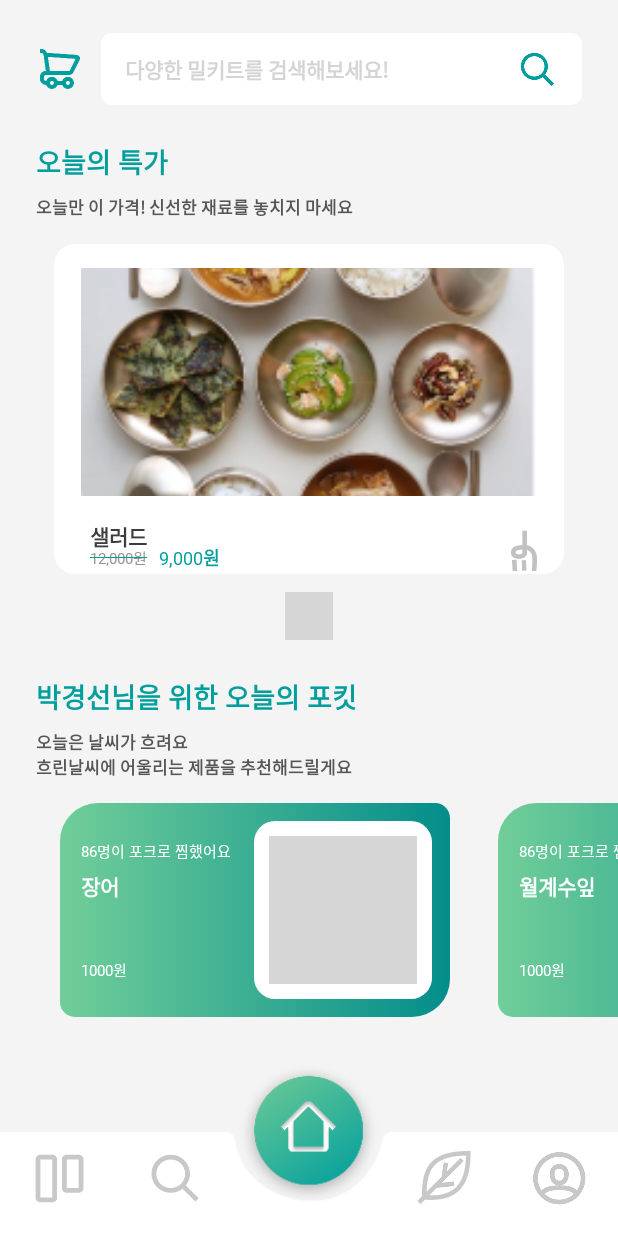
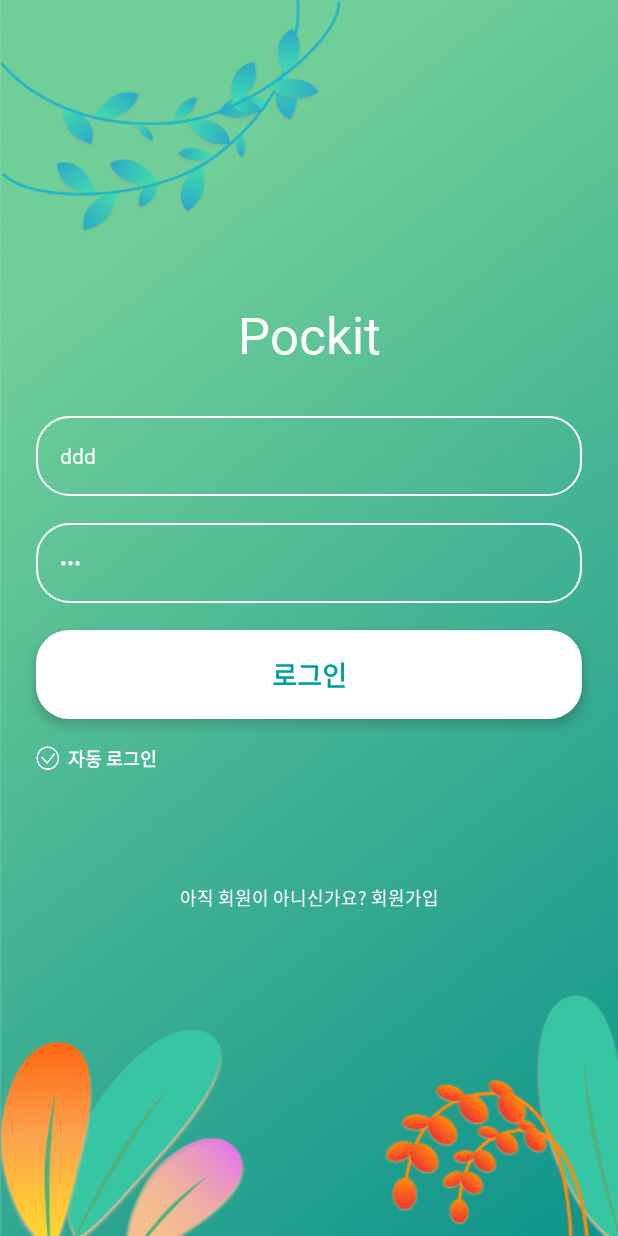
Before and after one commit to POCKIT-NH/ANDROID, an Android app: the screen it shows after launch (MainActivity before the commit, LoginActivity after it), on a phone screen of 412 x 824 dp. Run offline under Robolectric (Android 15) with nearby library versions, the phone set to English and light mode, and no system bars; plain views replace DotsIndicator; grey boxes are pictures that could not be loaded.

Commit message:
feature(LoginActivity.kt) : Add Login Activity

```diff
--- /dev/null
+++ b/app/src/main/java/com/nhgirls/pockit/data/requesst/LoginRequest.kt
@@ -0,0 +1,6 @@
+package com.nhgirls.pockit.data.requesst
+
+data class LoginRequest(
+    val id: String,
+    val pw: String
+)
--- a/app/src/main/java/com/nhgirls/pockit/data/response/TodayPrice.kt
+++ b/app/src/main/java/com/nhgirls/pockit/data/response/TodayPriceResponse.kt
@@ -1,6 +1,6 @@
 package com.nhgirls.pockit.data.response
 
-data class TodayPrice(
+data class TodayPriceResponse(
     val imageUrl: String,
     val title: String,
     val price: Int,
--- a/app/src/main/java/com/nhgirls/pockit/ui/home/HomeFragment.kt
+++ b/app/src/main/java/com/nhgirls/pockit/ui/home/HomeFragment.kt
@@ -5,10 +5,9 @@ import androidx.fragment.app.Fragment
 import android.view.LayoutInflater
 import android.view.View
 import android.view.ViewGroup
-import com.google.android.material.tabs.TabLayout
 import com.nhgirls.pockit.R
 import com.nhgirls.pockit.common.HorizontalItemDecorator
-import com.nhgirls.pockit.data.response.TodayPrice
+import com.nhgirls.pockit.data.response.TodayPriceResponse
 import kotlinx.android.synthetic.main.fragment_home.*
 
 private const val ARG_PARAM1 = "param1"
@@ -19,9 +18,9 @@ class HomeFragment : Fragment() {
     private var param2: String? = null
 
     private var mock = listOf(
-        TodayPrice("https://sopt-server-27.s3.ap-northeast-2.amazonaws.com/4.jpg","장어",1000, 86),
-        TodayPrice("https://sopt-server-27.s3.ap-northeast-2.amazonaws.com/4.jpg","월계수잎",1000, 86),
-        TodayPrice("https://sopt-server-27.s3.ap-northeast-2.amazonaws.com/4.jpg","보쌈",1000, 86)
+        TodayPriceResponse("https://sopt-server-27.s3.ap-northeast-2.amazonaws.com/4.jpg","장어",1000, 86),
+        TodayPriceResponse("https://sopt-server-27.s3.ap-northeast-2.amazonaws.com/4.jpg","월계수잎",1000, 86),
+        TodayPriceResponse("https://sopt-server-27.s3.ap-northeast-2.amazonaws.com/4.jpg","보쌈",1000, 86)
     )
 
     private lateinit var todayPockitAdapter: TodayPockitRecyclerAdapter
--- a/app/src/main/java/com/nhgirls/pockit/ui/home/TodayPockitRecyclerAdapter.kt
+++ b/app/src/main/java/com/nhgirls/pockit/ui/home/TodayPockitRecyclerAdapter.kt
@@ -7,14 +7,14 @@ import android.widget.TextView
 import androidx.recyclerview.widget.RecyclerView
 import com.nhgirls.pockit.R
 import com.nhgirls.pockit.common.GlideApp
-import com.nhgirls.pockit.data.response.TodayPrice
+import com.nhgirls.pockit.data.response.TodayPriceResponse
 import com.nhgirls.pockit.utils.inflate
 
 class TodayPockitRecyclerAdapter : RecyclerView.Adapter<TodayPockitRecyclerAdapter.ViewHolder>(){
 
-    private var data: List<TodayPrice> = emptyList()
+    private var data: List<TodayPriceResponse> = emptyList()
 
-    fun initData(data: List<TodayPrice>){
+    fun initData(data: List<TodayPriceResponse>){
         this.data = data
         notifyDataSetChanged()
     }
@@ -36,7 +36,7 @@ class TodayPockitRecyclerAdapter : RecyclerView.Adapter<TodayPockitRecyclerAdapt
         private val txtTodayPockitPrice : TextView = itemView.findViewById(R.id.txtTodayPockitPrice)
         private val txtTodayPockitLike : TextView = itemView.findViewById(R.id.txtTodayPockitLike)
 
-        fun bind(item: TodayPrice){
+        fun bind(item: TodayPriceResponse){
             GlideApp.with(itemView).load(item.imageUrl).into(imgTodayPockit)
             txtTodayPockitName.text = item.title
             txtTodayPockitPrice.text = "${item.price}원"
--- a/app/src/main/java/com/nhgirls/pockit/ui/login/LoginActivity.kt
+++ b/app/src/main/java/com/nhgirls/pockit/ui/login/LoginActivity.kt
@@ -2,11 +2,23 @@ package com.nhgirls.pockit.ui.login
 
 import androidx.appcompat.app.AppCompatActivity
 import android.os.Bundle
+import android.text.Editable
 import com.nhgirls.pockit.R
+import com.nhgirls.pockit.common.setOnDebounceClickListener
+import com.nhgirls.pockit.ui.MainActivity
+import com.nhgirls.pockit.utils.startActivity
+import kotlinx.android.synthetic.main.activity_login.*
 
 class LoginActivity : AppCompatActivity() {
     override fun onCreate(savedInstanceState: Bundle?) {
         super.onCreate(savedInstanceState)
         setContentView(R.layout.activity_login)
+
+        edtLoginId.text = Editable.Factory.getInstance().newEditable("ddd")
+        edtLoginPw.text = Editable.Factory.getInstance().newEditable("ddd")
+
+        txtLoginBtn.setOnDebounceClickListener {
+            startActivity(MainActivity::class,true)
+        }
     }
 }
--- a/app/src/main/res/layout/activity_login.xml
+++ b/app/src/main/res/layout/activity_login.xml
@@ -14,8 +14,9 @@
         android:layout_height="wrap_content"
         android:text="Pockit"
         android:textColor="@color/colorWhite"
-        android:textSize="32sp"
-        android:layout_marginTop="190dp"
+        android:textSize="34sp"
+        android:layout_marginTop="200dp"
+        android:textFontWeight="600"
         app:layout_constraintEnd_toEndOf="parent"
         app:layout_constraintStart_toStartOf="parent"
         app:layout_constraintTop_toTopOf="parent" />
@@ -105,7 +106,7 @@
         app:layout_constraintHorizontal_chainStyle="packed"
         app:layout_constraintStart_toStartOf="@+id/guideline1"
         app:layout_constraintTop_toBottomOf="@id/imgLoginAuto"
-        app:layout_constraintVertical_bias="0.35000002" />
+        app:layout_constraintVertical_bias="0.26" />
 
     <TextView
         android:id="@+id/txtLoginSignUpBtn"
```
Also changed, not shown: app/src/main/AndroidManifest.xml (+4 -4 lines).
